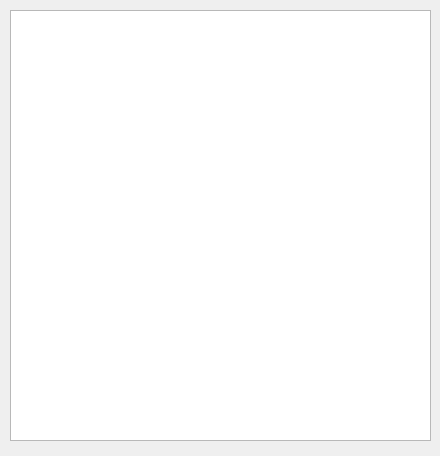
luohanqing0318/graduation-design, file MainLaunch_qt/tentantswishlist.ui: the form before one commit.
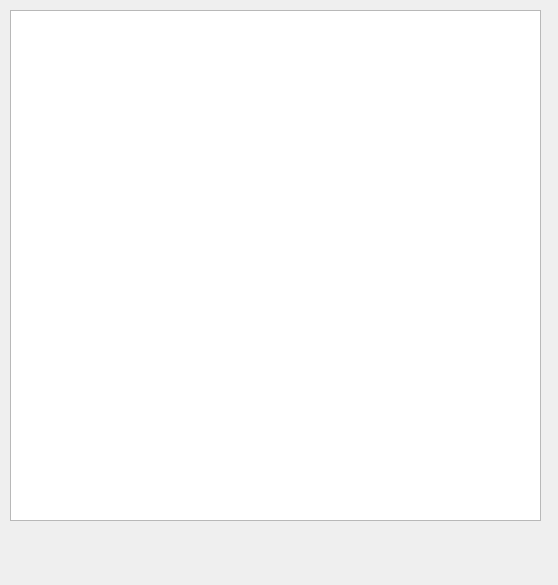
The form after the commit.

The edit to the form file:
```diff
--- a/MainLaunch_qt/tentantswishlist.ui
+++ b/MainLaunch_qt/tentantswishlist.ui
@@ -6,8 +6,8 @@
    <rect>
     <x>0</x>
     <y>0</y>
-    <width>440</width>
-    <height>456</height>
+    <width>558</width>
+    <height>585</height>
    </rect>
   </property>
   <property name="windowTitle">
@@ -18,8 +18,8 @@
     <rect>
      <x>10</x>
      <y>10</y>
-     <width>421</width>
-     <height>431</height>
+     <width>531</width>
+     <height>511</height>
     </rect>
    </property>
   </widget>
```
